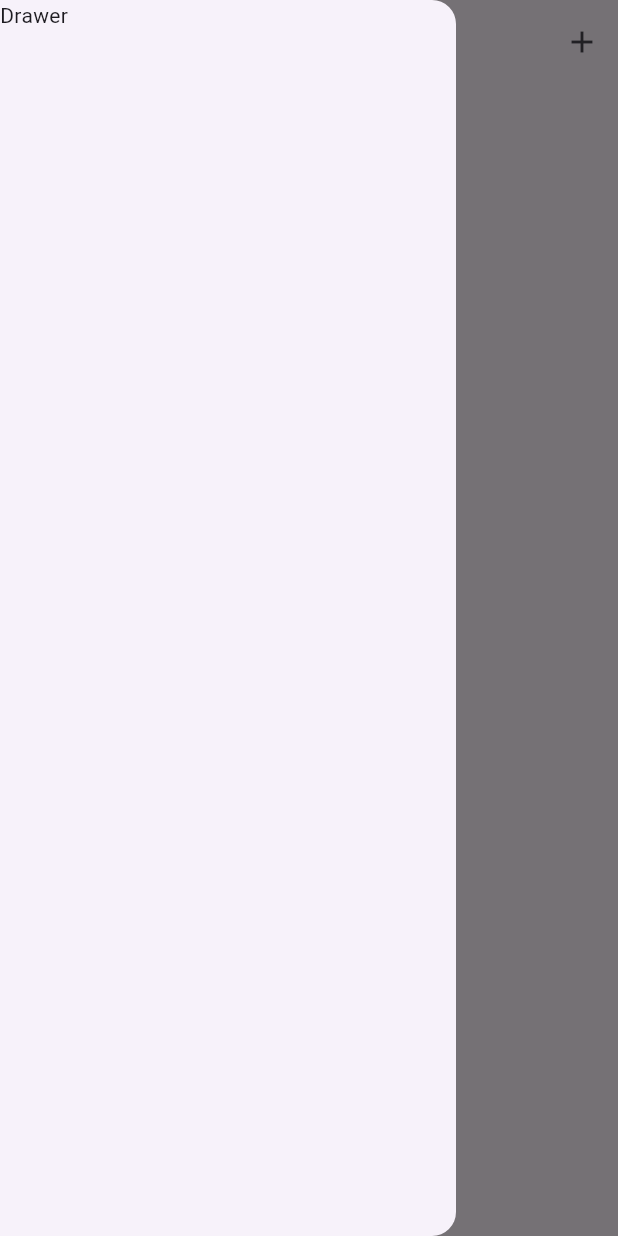
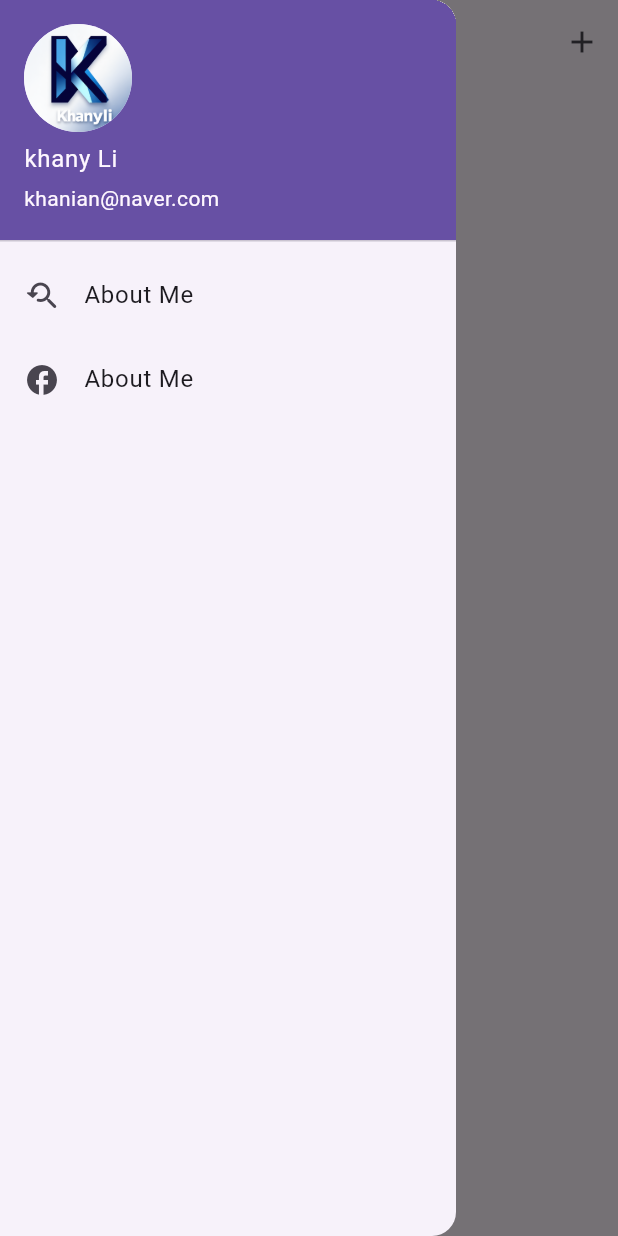
Before and after one commit to khanian/todo_study, a Flutter app: the screen it shows after launch, with the side drawer open, on a phone screen of 412 x 824 dp. Run offline on Flutter 3.47's test engine with Material 3 defaults, Android fonts, the phone set to English and light mode, and no system bars; our stand-ins replace shared_preferences.

Commit message:
add about me

```diff
--- a/lib/mainscreen.dart
+++ b/lib/mainscreen.dart
@@ -1,6 +1,9 @@
+import 'package:flutter/cupertino.dart';
 import 'package:flutter/material.dart';
+import 'package:flutter/widgets.dart';
 import 'package:shared_preferences/shared_preferences.dart';
 import 'package:todo_study/add_task.dart';
+import 'package:url_launcher/url_launcher.dart';
 
 class MainScreen extends StatefulWidget {
   const MainScreen({super.key});
@@ -11,7 +14,28 @@ class MainScreen extends StatefulWidget {
 
 class _MainScreenState extends State<MainScreen> {
   List<String> todoList = [];
+
   void addTodo({required String todoText}) {
+    if (todoList.contains(todoText)) {
+      showDialog(
+        context: context,
+        builder: (context) {
+          return AlertDialog(
+            title: Text("Already exists"),
+            content: Text("This task is already exists"),
+            actions: [
+              TextButton(
+                onPressed: () {
+                  Navigator.pop(context);
+                },
+                child: Text("Close"),
+              ),
+            ],
+          );
+        },
+      );
+      return;
+    }
     setState(() {
       todoList.insert(0, todoText);
     });
@@ -42,8 +66,34 @@ class _MainScreenState extends State<MainScreen> {
   @override
   Widget build(BuildContext context) {
     return Scaffold(
-        drawer: const Drawer(
-          child: Text("Drawer"),
+        drawer: Drawer(
+          child: ListView(
+            children: [
+              UserAccountsDrawerHeader(
+                accountName: const Text("khany Li"),
+                accountEmail: const Text("khanian@naver.com"),
+                currentAccountPicture: CircleAvatar(
+                  child: ClipOval(
+                    child: Image.asset("assets/images/khanyli.png"),
+                  ),
+                ),
+              ),
+              ListTile(
+                onTap: (){
+                  launchUrl(Uri.parse("https://www.youtube.com/@khanyli"));
+                },
+                leading: const Icon(Icons.youtube_searched_for_rounded),
+                title: Text("About Me"),
+              ),
+              ListTile(
+                onTap: (){
+                  launchUrl(Uri.parse("https://www.facebook.com/khany.liegh"));
+                },
+                leading: const Icon(Icons.facebook_rounded),
+                title: Text("About Me"),
+              ),
+            ],
+          ),
         ),
         appBar: AppBar(
           title: const Text("TODO App"),
--- a/pubspec.yaml
+++ b/pubspec.yaml
@@ -36,6 +36,7 @@ dependencies:
   # Use with the CupertinoIcons class for iOS style icons.
   cupertino_icons: ^1.0.6
   shared_preferences: ^2.3.1
+  url_launcher: ^6.3.0
 
 dev_dependencies:
   flutter_test:
@@ -63,6 +64,8 @@ flutter:
   # assets:
   #   - images/a_dot_burr.jpeg
   #   - images/a_dot_ham.jpeg
+  assets:
+    - assets/images/
 
   # An image asset can refer to one or more resolution-specific "variants", see
   # https://flutter.dev/assets-and-images/#resolution-aware
```
Also changed, not shown: assets/images/khanyli.png (added), pubspec.lock, 5 other files.
